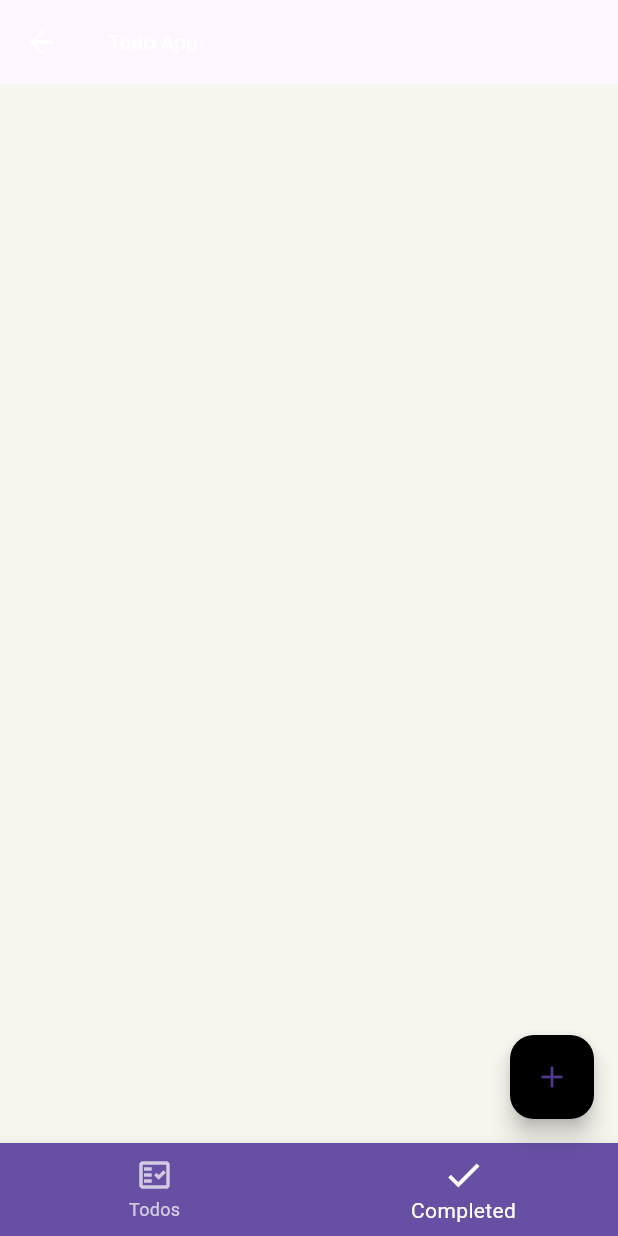
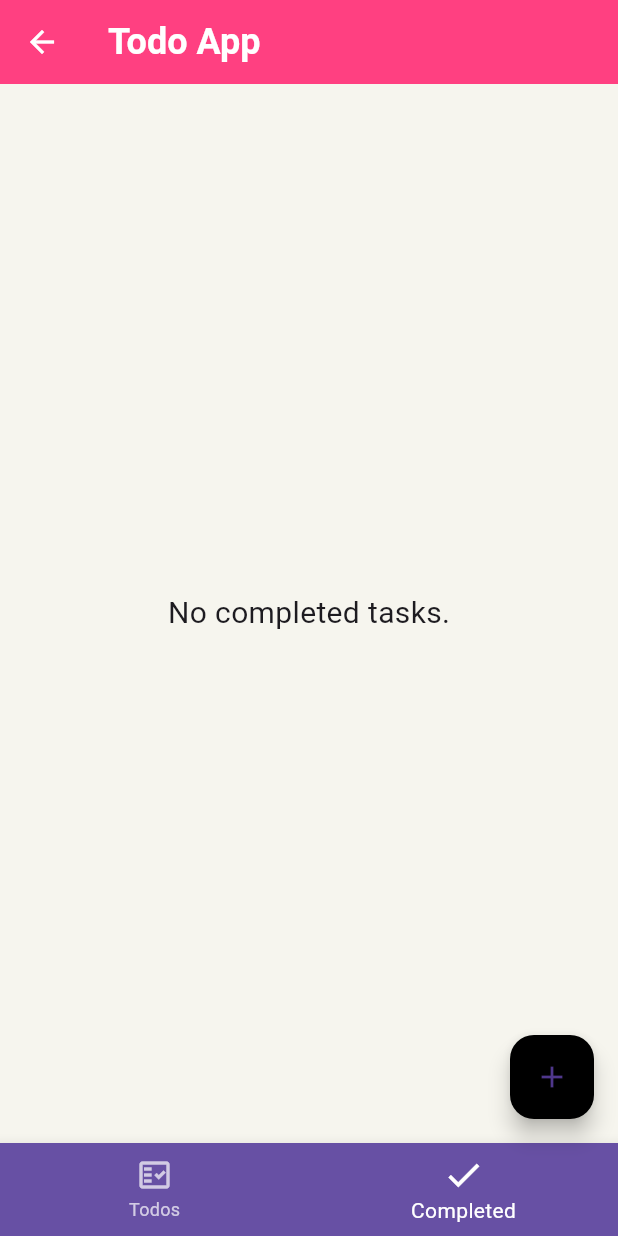
Before and after one commit to AlexaRamz/flutter-todo-list-app, a Flutter app: the HomeScreen screen opened directly, item 2 of the bottom bar chosen, on a phone screen of 412 x 824 dp. Run offline on Flutter 3.47's test engine with Material 3 defaults, Android fonts, the phone set to English and light mode, and no system bars; our stand-ins replace firebase_auth, firebase_core, flutter_slidable; accounts and stored records are empty.

Commit message:
Todo List Logic

```diff
--- a/lib/main.dart
+++ b/lib/main.dart
@@ -25,8 +25,11 @@ class MyApp extends StatelessWidget {
           primarySwatch: Colors.blue,
           scaffoldBackgroundColor: Color(0xFFf6f5ee),
           appBarTheme: const AppBarTheme(
+            backgroundColor: Colors.pinkAccent,
             titleTextStyle: TextStyle(
               color: Colors.white,
+              fontSize: 24,
+              fontWeight: FontWeight.bold
             ),
             iconTheme: IconThemeData(
               color: Colors.white,
--- a/lib/model/todo.dart
+++ b/lib/model/todo.dart
@@ -3,7 +3,7 @@ class TodoField {
 }
 
 class Todo {
-  String createdTime;
+  DateTime createdTime;
   String title;
   String id;
   String description;
--- a/lib/provider/todos.dart
+++ b/lib/provider/todos.dart
@@ -5,19 +5,19 @@ import '../model/todo.dart';
 class TodosProvider extends ChangeNotifier {
   List<Todo> _todos = [
     Todo(
-      createdTime: DateTime.now().toString(),
+      createdTime: DateTime.now(),
       title: 'Walk the Dog',
     ),
     Todo(
-      createdTime: DateTime.now().toString(),
+      createdTime: DateTime.now(),
       title: 'Walk the Dog',
     ),
     Todo(
-      createdTime: DateTime.now().toString(),
+      createdTime: DateTime.now(),
       title: 'Walk the Dog',
     ),
     Todo(
-      createdTime: DateTime.now().toString(),
+      createdTime: DateTime.now(),
       title: 'Walk the Dog',
     ),
   ];
@@ -25,4 +25,34 @@ class TodosProvider extends ChangeNotifier {
   List<Todo> get todos {
     return _todos.where((todo) => todo.isDone == false).toList();
   }
+
+  List <Todo> get todosCompleted {
+    return _todos.where((todo) => todo.isDone == true).toList();
+  }
+
+  void addTodo(Todo todo) {
+    _todos.add(todo);
+
+    notifyListeners();
+  }
+
+  void removeTodo(Todo todo) {
+    _todos.remove(todo);
+
+    notifyListeners();
+  }
+
+  bool toggleTodoStatus(Todo todo) {
+    todo.isDone = !todo.isDone;
+    notifyListeners();
+
+    return todo.isDone;
+  }
+
+  void updateTodo(Todo todo, String title, String description) {
+    todo.title = title;
+    todo.description = description;
+
+    notifyListeners();
+  }
 }
--- a/lib/screens/home_screen.dart
+++ b/lib/screens/home_screen.dart
@@ -2,6 +2,7 @@ import 'package:flutter/material.dart';
 import 'package:todo_list_app/main.dart';
 
 import '../widgets/add_todo_dialog.dart';
+import '../widgets/completed_list_widget.dart';
 import '../widgets/todo_list_widget.dart';
 
 class HomeScreen extends StatefulWidget {
@@ -18,11 +19,13 @@ class _HomeScreenState extends State<HomeScreen> {
   Widget build(BuildContext context) {
     final tabs = [
       TodoListWidget(),
-      Container(),
+      CompletedListWidget(),
     ];
     return Scaffold(
       appBar: AppBar(
-        title: Text(MyApp.title),
+        title: Text(
+          MyApp.title,
+        ),
       ),
       bottomNavigationBar: BottomNavigationBar(
         backgroundColor: Theme.of(context).primaryColor,
--- a/lib/screens/signup_screen.dart
+++ b/lib/screens/signup_screen.dart
@@ -25,7 +25,6 @@ class _SignupScreenState extends State<SignUpScreen> {
           elevation: 0,
           title: const Text(
             "Sign Up",
-            style: TextStyle(fontSize: 24, fontWeight: FontWeight.bold),
           ),
         ),
         body: Container(
--- /dev/null
+++ b/lib/widgets/completed_list_widget.dart
@@ -0,0 +1,36 @@
+import 'package:flutter/material.dart';
+import 'package:provider/provider.dart';
+import 'package:todo_list_app/widgets/todo_widget.dart';
+
+import '../provider/todos.dart';
+
+class CompletedListWidget extends StatelessWidget {
+  const CompletedListWidget({super.key});
+
+  @override
+  Widget build(BuildContext context) {
+    final provider = Provider.of<TodosProvider>(context);
+    final todos = provider.todosCompleted;
+
+    return todos.isEmpty
+        ? Center(
+      child: Text(
+        'No completed tasks.',
+        style: TextStyle(fontSize: 20),
+      ),
+    )
+        : ListView.separated(
+      physics: BouncingScrollPhysics(),
+      padding: EdgeInsets.all(16),
+      itemCount: todos.length,
+      itemBuilder: (context, index) {
+        final todo = todos[index];
+
+        return TodoWidget(todo: todo);
+      },
+      separatorBuilder: (BuildContext context, int index) {
+        return Container(height: 8);
+      },
+    );
+  }
+}
```
Also changed, not shown: lib/screens/edit_todo_page.dart (added, +81 -0 lines), lib/utils.dart (added, +9 -0 lines), lib/widgets/add_todo_dialog.dart (+31 -2 lines), lib/widgets/todo_widget.dart (+34 -4 lines).
